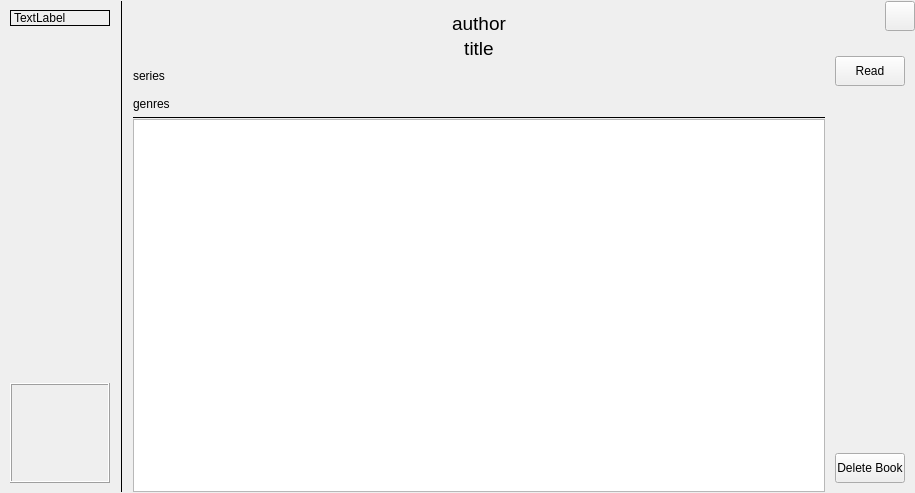
This is parser-test/book_page.ui in JerryShe/O-Reader as Qt 5 draws it before an edit. The edited form follows.
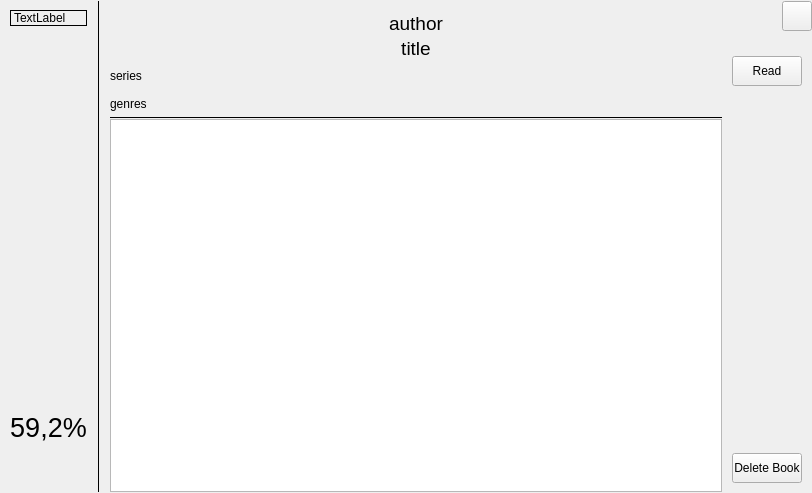
This is the edited form.

Patch:
```diff
--- a/parser-test/book_page.ui
+++ b/parser-test/book_page.ui
@@ -6,7 +6,7 @@
    <rect>
     <x>0</x>
     <y>0</y>
-    <width>915</width>
+    <width>812</width>
     <height>493</height>
    </rect>
   </property>
@@ -235,29 +235,38 @@
          <number>0</number>
         </property>
         <item>
-         <widget class="QFrame" name="frame">
-          <property name="minimumSize">
-           <size>
-            <width>100</width>
-            <height>100</height>
-           </size>
+         <widget class="QLabel" name="BookProgress">
+          <property name="font">
+           <font>
+            <pointsize>20</pointsize>
+           </font>
           </property>
-          <property name="maximumSize">
-           <size>
-            <width>100</width>
-            <height>100</height>
-           </size>
+          <property name="text">
+           <string>59,2%</string>
           </property>
-          <property name="frameShape">
-           <enum>QFrame::Box</enum>
-          </property>
-          <property name="frameShadow">
-           <enum>QFrame::Raised</enum>
+          <property name="alignment">
+           <set>Qt::AlignCenter</set>
           </property>
          </widget>
         </item>
        </layout>
       </item>
+      <item>
+       <spacer name="verticalSpacer_4">
+        <property name="orientation">
+         <enum>Qt::Vertical</enum>
+        </property>
+        <property name="sizeType">
+         <enum>QSizePolicy::Fixed</enum>
+        </property>
+        <property name="sizeHint" stdset="0">
+         <size>
+          <width>20</width>
+          <height>40</height>
+         </size>
+        </property>
+       </spacer>
+      </item>
      </layout>
     </item>
     <item row="0" column="3">
```
